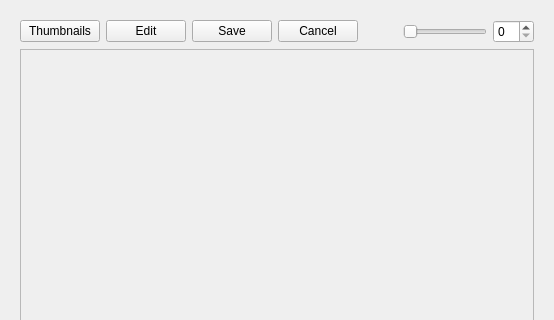
This is DocMngr/viewer.ui in AlMarentu/ADMAX as Qt 5 draws it before an edit; both pictures show x 0 to 554 and y 0 to 320 of the 554 by 736 pixel window. The edited form follows.
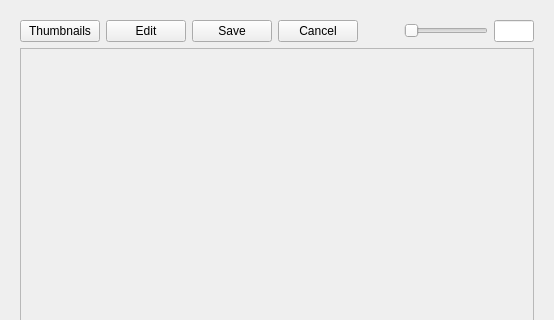
This is the edited form.

Commit message: Druck von Dokumenten überarbeitet

What changed in the file:
```diff
--- a/DocMngr/viewer.ui
+++ b/DocMngr/viewer.ui
@@ -75,7 +75,26 @@
           </widget>
          </item>
          <item>
-          <widget class="QSpinBox" name="spinBoxPage"/>
+          <widget class="QLineEdit" name="lineEditPage">
+           <property name="sizePolicy">
+            <sizepolicy hsizetype="Fixed" vsizetype="Fixed">
+             <horstretch>0</horstretch>
+             <verstretch>0</verstretch>
+            </sizepolicy>
+           </property>
+           <property name="maximumSize">
+            <size>
+             <width>40</width>
+             <height>16777215</height>
+            </size>
+           </property>
+           <property name="alignment">
+            <set>Qt::AlignRight|Qt::AlignTrailing|Qt::AlignVCenter</set>
+           </property>
+           <property name="readOnly">
+            <bool>true</bool>
+           </property>
+          </widget>
          </item>
         </layout>
        </item>
```
Left out of the diff: 16 changed lines with no effect on the pictures. The commit also changes 2 other files.
